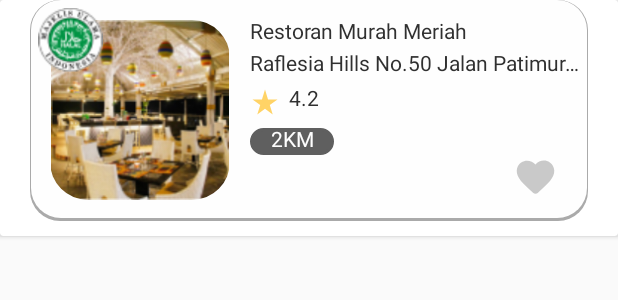
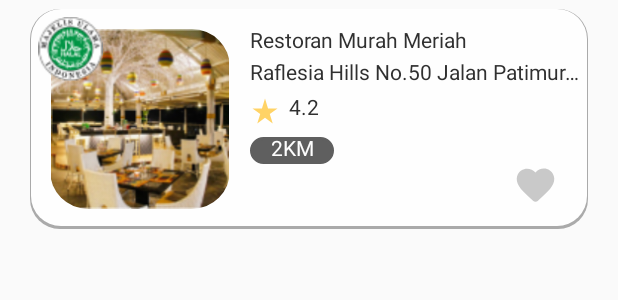
Before and after one commit to alpian-12/restaurant-recommendation, an Android app: the layout item_restaurant.xml on its own in the app's theme, with its tools: preview values and no code run, on a phone screen of 412 x 824 dp. Shown: the top 300 px of the screen. Run offline under Robolectric (Android 15) with nearby library versions, the phone set to English and light mode, and no system bars; Roboto replaces fonts that are not available here.

Commit message:
nambah tema

```diff
--- /dev/null
+++ b/app/src/main/java/com/example/restaurantrecommendation/model/Restaurant.kt
@@ -0,0 +1,5 @@
+package com.example.restaurantrecommendation.model
+
+data class Restaurant(
+    val name: String
+)
--- a/app/src/main/res/layout/activity_result.xml
+++ b/app/src/main/res/layout/activity_result.xml
@@ -81,7 +81,6 @@
         android:id="@+id/rv_restaurant"
         android:layout_width="match_parent"
         android:layout_height="wrap_content"
-        android:layout_marginTop="10dp"
         app:layout_behavior="@string/appbar_scrolling_view_behavior"
         tools:itemCount="10"
         tools:listitem="@layout/item_restaurant" />
--- a/app/src/main/res/layout/item_restaurant.xml
+++ b/app/src/main/res/layout/item_restaurant.xml
@@ -1,12 +1,10 @@
 <?xml version="1.0" encoding="utf-8"?>
-<androidx.cardview.widget.CardView xmlns:android="http://schemas.android.com/apk/res/android"
+
+<LinearLayout xmlns:android="http://schemas.android.com/apk/res/android"
     xmlns:card_view="http://schemas.android.com/apk/res-auto"
     android:layout_width="match_parent"
-    android:layout_height="157dp">
-
-    <LinearLayout
-        android:layout_width="match_parent"
-        android:layout_height="147dp"
+    android:layout_height="wrap_content"
+    android:paddingVertical="6dp"
     android:paddingHorizontal="20dp">
 
     <LinearLayout
@@ -123,6 +121,3 @@
     </LinearLayout>
 
 </LinearLayout>
-
-
-</androidx.cardview.widget.CardView>
```
Also changed, not shown: app/src/main/java/com/example/restaurantrecommendation/adapter/RestaurantAdapter.kt (added, +30 -0 lines), app/src/main/java/com/example/restaurantrecommendation/ui/home/HomeFragment.kt (+23 -0 lines), app/src/main/java/com/example/restaurantrecommendation/ui/result/ResultActivity.kt (+23 -0 lines), app/src/main/res/layout/fragment_home.xml (+11 -2 lines). Lines whose indentation alone changed are shown as unchanged.
